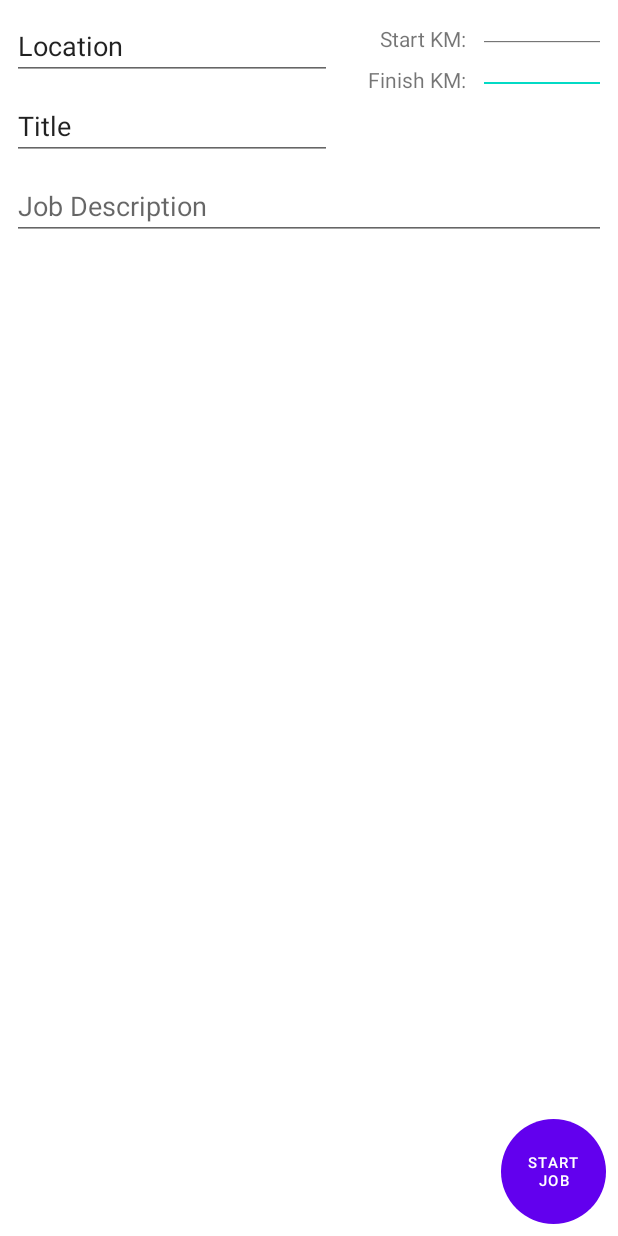
After one commit to DurbinDevs/Tradie-Diary, an Android app: the layout add_job_fragment.xml on its own in the app's theme, with its tools: preview values and no code run, on a phone screen of 412 x 824 dp. The commit adds this screen. Run offline under Robolectric (Android 15) with nearby library versions, the phone set to English and light mode, and no system bars.

Commit message:
Added layouts

```diff
--- a/app/src/main/AndroidManifest.xml
+++ b/app/src/main/AndroidManifest.xml
@@ -9,7 +9,7 @@
         android:roundIcon="@mipmap/ic_launcher_round"
         android:supportsRtl="true"
         android:theme="@style/Theme.TradieDiary">
-        <activity android:name=".MainActivity">
+        <activity android:name=".JobActivity">
             <intent-filter>
                 <action android:name="android.intent.action.MAIN" />
 
--- a/app/src/main/java/com/durbindevs/tradiediary/MainActivity.kt
+++ b/app/src/main/java/com/durbindevs/tradiediary/JobActivity.kt
@@ -3,7 +3,7 @@ package com.durbindevs.tradiediary
 import android.os.Bundle
 import androidx.appcompat.app.AppCompatActivity
 
-class MainActivity : AppCompatActivity() {
+class JobActivity : AppCompatActivity() {
     override fun onCreate(savedInstanceState: Bundle?) {
         super.onCreate(savedInstanceState)
         setContentView(R.layout.activity_main)
--- /dev/null
+++ b/app/src/main/res/drawable/circle_shape.xml
@@ -0,0 +1,7 @@
+<?xml version="1.0" encoding="utf-8"?>
+<shape xmlns:android="http://schemas.android.com/apk/res/android"
+    android:shape="rectangle">
+<corners
+    android:radius="35dp"/>
+
+</shape>
--- /dev/null
+++ b/app/src/main/res/drawable/ic_circle.xml
@@ -0,0 +1,5 @@
+<vector android:height="24dp" android:tint="#FF0D20"
+    android:viewportHeight="24" android:viewportWidth="24"
+    android:width="24dp" xmlns:android="http://schemas.android.com/apk/res/android">
+    <path android:fillColor="@android:color/white" android:pathData="M12,2C6.47,2 2,6.47 2,12s4.47,10 10,10 10,-4.47 10,-10S17.53,2 12,2z"/>
+</vector>
--- a/app/src/main/res/layout/activity_main.xml
+++ b/app/src/main/res/layout/activity_main.xml
@@ -4,7 +4,7 @@
     xmlns:tools="http://schemas.android.com/tools"
     android:layout_width="match_parent"
     android:layout_height="match_parent"
-    tools:context=".MainActivity">
+    tools:context=".JobActivity">
 
     <TextView
         android:layout_width="wrap_content"
--- /dev/null
+++ b/app/src/main/res/layout/add_job_fragment.xml
@@ -0,0 +1,110 @@
+<?xml version="1.0" encoding="utf-8"?>
+<androidx.constraintlayout.widget.ConstraintLayout
+    xmlns:android="http://schemas.android.com/apk/res/android"
+    xmlns:app="http://schemas.android.com/apk/res-auto"
+    xmlns:tools="http://schemas.android.com/tools"
+    android:layout_width="match_parent"
+    android:layout_height="match_parent">
+
+    <EditText
+        android:id="@+id/etFinishKm"
+        android:layout_width="0dp"
+        android:layout_height="0dp"
+        android:layout_marginStart="8dp"
+        android:layout_marginEnd="8dp"
+        android:ems="10"
+        android:inputType="number"
+        app:layout_constraintBottom_toBottomOf="@+id/FinishKM"
+        app:layout_constraintEnd_toEndOf="parent"
+        app:layout_constraintStart_toEndOf="@+id/FinishKM"
+        app:layout_constraintTop_toTopOf="@+id/FinishKM"
+        android:importantForAutofill="no" />
+
+    <TextView
+        android:id="@+id/FinishKM"
+        android:layout_width="wrap_content"
+        android:layout_height="wrap_content"
+        android:layout_marginTop="8dp"
+        android:text="@string/finish_km"
+        app:layout_constraintEnd_toEndOf="@+id/startKM"
+        app:layout_constraintHorizontal_bias="1.0"
+        app:layout_constraintStart_toStartOf="@+id/startKM"
+        app:layout_constraintTop_toBottomOf="@+id/startKM" />
+
+    <EditText
+        android:id="@+id/etLocation"
+        android:layout_width="wrap_content"
+        android:layout_height="wrap_content"
+        android:layout_marginStart="8dp"
+        android:layout_marginTop="8dp"
+        android:ems="10"
+        android:inputType="textPersonName"
+        android:text="@string/location"
+        app:layout_constraintStart_toStartOf="parent"
+        app:layout_constraintTop_toTopOf="parent"
+        android:importantForAutofill="no" />
+
+    <EditText
+        android:id="@+id/etTitle"
+        android:layout_width="wrap_content"
+        android:layout_height="wrap_content"
+        android:layout_marginTop="8dp"
+        android:ems="10"
+        android:inputType="textPersonName"
+        android:text="@string/title"
+        app:layout_constraintEnd_toEndOf="@+id/etLocation"
+        app:layout_constraintStart_toStartOf="@+id/etLocation"
+        app:layout_constraintTop_toBottomOf="@+id/etLocation"
+        android:importantForAutofill="no" />
+
+    <EditText
+        android:id="@+id/etJobDescription"
+        android:layout_width="0dp"
+        android:layout_height="wrap_content"
+        android:layout_marginTop="8dp"
+        android:layout_marginEnd="8dp"
+        android:ems="10"
+        android:gravity="start|top"
+        android:hint="@string/job_description"
+        android:inputType="textMultiLine"
+        app:layout_constraintEnd_toEndOf="parent"
+        app:layout_constraintStart_toStartOf="@+id/etTitle"
+        app:layout_constraintTop_toBottomOf="@+id/etTitle"
+        android:importantForAutofill="no" />
+
+    <TextView
+        android:id="@+id/startKM"
+        android:layout_width="wrap_content"
+        android:layout_height="wrap_content"
+        android:layout_marginStart="32dp"
+        android:layout_marginTop="16dp"
+        android:text="@string/start_km"
+        app:layout_constraintStart_toEndOf="@+id/etLocation"
+        app:layout_constraintTop_toTopOf="parent" />
+
+    <EditText
+        android:id="@+id/etStartKm"
+        android:layout_width="0dp"
+        android:layout_height="0dp"
+        android:layout_marginStart="8dp"
+        android:layout_marginEnd="8dp"
+        android:ems="10"
+        android:inputType="number"
+        app:layout_constraintBottom_toBottomOf="@+id/startKM"
+        app:layout_constraintEnd_toEndOf="parent"
+        app:layout_constraintStart_toEndOf="@+id/startKM"
+        app:layout_constraintTop_toTopOf="@+id/startKM"
+        android:importantForAutofill="no" />
+
+    <Button
+        android:id="@+id/btStartJob"
+        android:layout_width="70dp"
+        android:layout_height="70dp"
+        android:layout_marginEnd="8dp"
+        android:layout_marginBottom="8dp"
+        android:textSize="10sp"
+        android:background="@drawable/circle_shape"
+        android:text="@string/start_job"
+        app:layout_constraintBottom_toBottomOf="parent"
+        app:layout_constraintEnd_toEndOf="parent" />
+</androidx.constraintlayout.widget.ConstraintLayout>
--- /dev/null
+++ b/app/src/main/res/layout/edit_job_fragment.xml
@@ -0,0 +1,6 @@
+<?xml version="1.0" encoding="utf-8"?>
+<androidx.constraintlayout.widget.ConstraintLayout
+    xmlns:android="http://schemas.android.com/apk/res/android" android:layout_width="match_parent"
+    android:layout_height="match_parent">
+
+</androidx.constraintlayout.widget.ConstraintLayout>
--- a/app/src/main/res/values/strings.xml
+++ b/app/src/main/res/values/strings.xml
@@ -1,3 +1,10 @@
 <resources>
     <string name="app_name">TradieDiary</string>
+    <string name="is_completed_circle">Is Completed circle</string>
+    <string name="finish_km">Finish KM:</string>
+    <string name="location">Location</string>
+    <string name="title">Title</string>
+    <string name="job_description">Job Description</string>
+    <string name="start_km">Start KM:</string>
+    <string name="start_job">Start Job</string>
 </resources>
```
Also changed, not shown: app/src/main/res/layout/job_list_fragment.xml (added, +30 -0 lines), app/src/main/res/layout/job_row.xml (added, +55 -0 lines).
